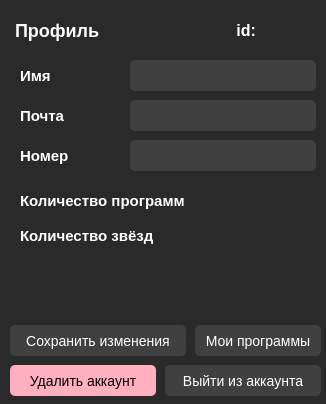
Above: profile/profile.ui from b0shka/selling_apps before the change. Below: the same form after it.
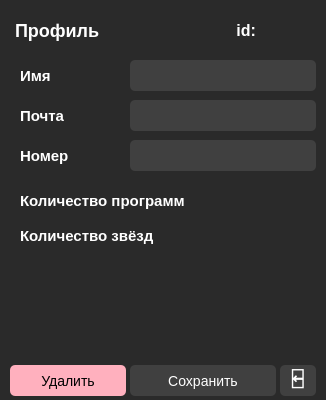
That is the form after the change.

```diff
--- a/profile/profile.ui
+++ b/profile/profile.ui
@@ -7,7 +7,7 @@
     <x>0</x>
     <y>0</y>
     <width>326</width>
-    <height>404</height>
+    <height>400</height>
    </rect>
   </property>
   <property name="windowTitle">
@@ -45,7 +45,7 @@
     <rect>
      <x>10</x>
      <y>365</y>
-     <width>146</width>
+     <width>116</width>
      <height>31</height>
     </rect>
    </property>
@@ -58,7 +58,7 @@
 border-radius: 5px;</string>
    </property>
    <property name="text">
-    <string>Удалить аккаунт</string>
+    <string>Удалить</string>
    </property>
   </widget>
   <widget class="QLabel" name="label_2">
@@ -118,9 +118,9 @@
   <widget class="QPushButton" name="pushButton_2">
    <property name="geometry">
     <rect>
-     <x>10</x>
-     <y>325</y>
-     <width>176</width>
+     <x>130</x>
+     <y>365</y>
+     <width>146</width>
      <height>31</height>
     </rect>
    </property>
@@ -138,7 +138,7 @@
 }</string>
    </property>
    <property name="text">
-    <string>Сохранить изменения</string>
+    <string>Сохранить</string>
    </property>
   </widget>
   <widget class="QLineEdit" name="lineEdit">
@@ -270,42 +270,23 @@
   <widget class="QPushButton" name="pushButton_3">
    <property name="geometry">
     <rect>
-     <x>165</x>
+     <x>280</x>
      <y>365</y>
-     <width>156</width>
+     <width>36</width>
      <height>31</height>
     </rect>
    </property>
-   <property name="styleSheet">
-    <string notr="true">QPushButton {
-	padding: 2px;
-	font-size: 14px;
-	height: 28px;
-	color: white;
-	background-color: #404040;
-	border-radius: 5px;
-}
-QPushButton::hover {
-	background-color: #949494;
-}</string>
+   <property name="font">
+    <font>
+     <pointsize>-1</pointsize>
+     <weight>75</weight>
+     <bold>true</bold>
+    </font>
    </property>
-   <property name="text">
-    <string>Выйти из аккаунта</string>
-   </property>
-  </widget>
-  <widget class="QPushButton" name="pushButton_4">
-   <property name="geometry">
-    <rect>
-     <x>195</x>
-     <y>325</y>
-     <width>126</width>
-     <height>31</height>
-    </rect>
-   </property>
    <property name="styleSheet">
     <string notr="true">QPushButton {
-	padding: 2px;
-	font-size: 14px;
+	padding-bottom: 3px;
+	font-size: 20px;
 	height: 28px;
 	color: white;
 	background-color: #404040;
@@ -316,7 +297,7 @@
 }</string>
    </property>
    <property name="text">
-    <string>Мои программы</string>
+    <string>⍇</string>
    </property>
   </widget>
   <widget class="QLabel" name="label_7">
@@ -373,9 +354,9 @@
   <widget class="QLabel" name="label_9">
    <property name="geometry">
     <rect>
-     <x>235</x>
+     <x>225</x>
      <y>225</y>
-     <width>51</width>
+     <width>86</width>
      <height>21</height>
     </rect>
    </property>
@@ -421,6 +402,39 @@
     <string>Количество звёзд</string>
    </property>
   </widget>
+  <widget class="QPushButton" name="pushButton_4">
+   <property name="geometry">
+    <rect>
+     <x>225</x>
+     <y>190</y>
+     <width>86</width>
+     <height>21</height>
+    </rect>
+   </property>
+   <property name="font">
+    <font>
+     <pointsize>-1</pointsize>
+     <weight>75</weight>
+     <bold>true</bold>
+    </font>
+   </property>
+   <property name="styleSheet">
+    <string notr="true">QPushButton {
+	font-size: 16px;
+	color: white;
+	background-color: #2a2a2a;
+	border: none;
+	text-align: left;
+}
+
+QPushButton::hover {
+	color: silver;
+}</string>
+   </property>
+   <property name="text">
+    <string/>
+   </property>
+  </widget>
  </widget>
  <resources/>
  <connections/>
```
Left out of the diff: 27 changed lines with no effect on the pictures.
